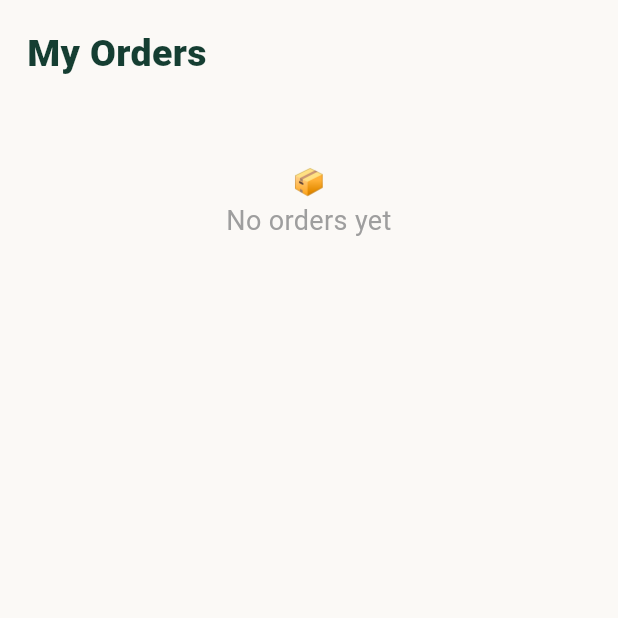
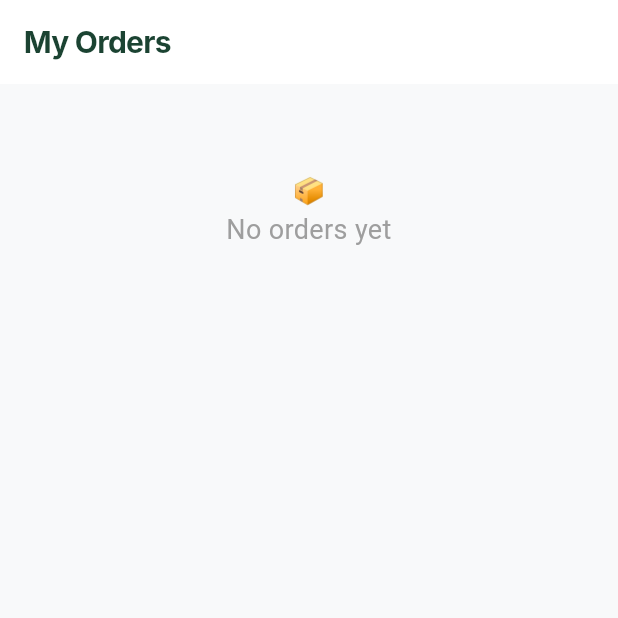
Before and after one commit to nethra-108/Shilpi-SIH-, a Flutter app: the OrdersPage screen opened directly, on a phone screen of 412 x 824 dp, the top half of it. Run offline on Flutter 3.47's test engine with Material 3 defaults, Android fonts, the phone set to English and light mode, and no system bars; our stand-ins replace flutter_tts, image_picker, qr_flutter; missing offline and left inert: google_mlkit_image_labeling, record; network calls fail; Roboto replaces fonts that are missing (Inter).

```diff
--- a/lib/main.dart
+++ b/lib/main.dart
@@ -1322,22 +1322,21 @@ class OrdersPage extends StatelessWidget {
 
   @override
   Widget build(BuildContext context) {
-    return ListenableBuilder(
-      listenable: OrderRepository.instance,
-      builder: (BuildContext context, _) {
-        final orders = OrderRepository.instance.orders;
-        return ListView(
+    return Scaffold(
+      backgroundColor: const Color(0xFFF8F9FA),
+      appBar: AppBar(
+        title: const Text('My Orders', style: TextStyle(color: Color(0xFF1B4332), fontWeight: FontWeight.bold, fontFamily: 'Inter')),
+        backgroundColor: Colors.white,
+        elevation: 0,
+        iconTheme: const IconThemeData(color: Color(0xFF1B4332)),
+      ),
+      body: ListenableBuilder(
+        listenable: OrderRepository.instance,
+        builder: (BuildContext context, _) {
+          final orders = OrderRepository.instance.orders;
+          return ListView(
           padding: const EdgeInsets.all(18),
           children: <Widget>[
-            Text(
-              'My Orders',
-              style: TextStyle(
-                fontSize: 25,
-                fontWeight: FontWeight.w900,
-                color: kDarkGreen,
-              ),
-            ),
-            const SizedBox(height: 14),
             if (orders.isEmpty)
               const Center(
                 child: Padding(
@@ -1459,7 +1458,7 @@ class OrdersPage extends StatelessWidget {
           ],
         );
       },
-    );
+    ));
   }
 }
 
--- a/lib/screens/checkout_screen.dart
+++ b/lib/screens/checkout_screen.dart
@@ -3,6 +3,7 @@ import 'package:flutter/material.dart';
 import '../constants.dart';
 import '../repositories/cart_repository.dart';
 import '../repositories/order_repository.dart';
+import '../main.dart';
 
 class CheckoutScreen extends StatefulWidget {
   final int total;
@@ -85,9 +86,12 @@ class _CheckoutScreenState extends State<CheckoutScreen> {
             FilledButton(
               onPressed: () {
                 Navigator.pop(dialogContext);
-                Navigator.pop(context);
+                Navigator.pushReplacement(
+                  context,
+                  MaterialPageRoute(builder: (context) => const OrdersPage()),
+                );
               },
-              child: const Text('View Orders / Continue Shopping'),
+              child: const Text('View Orders'),
             ),
           ],
         );
```
